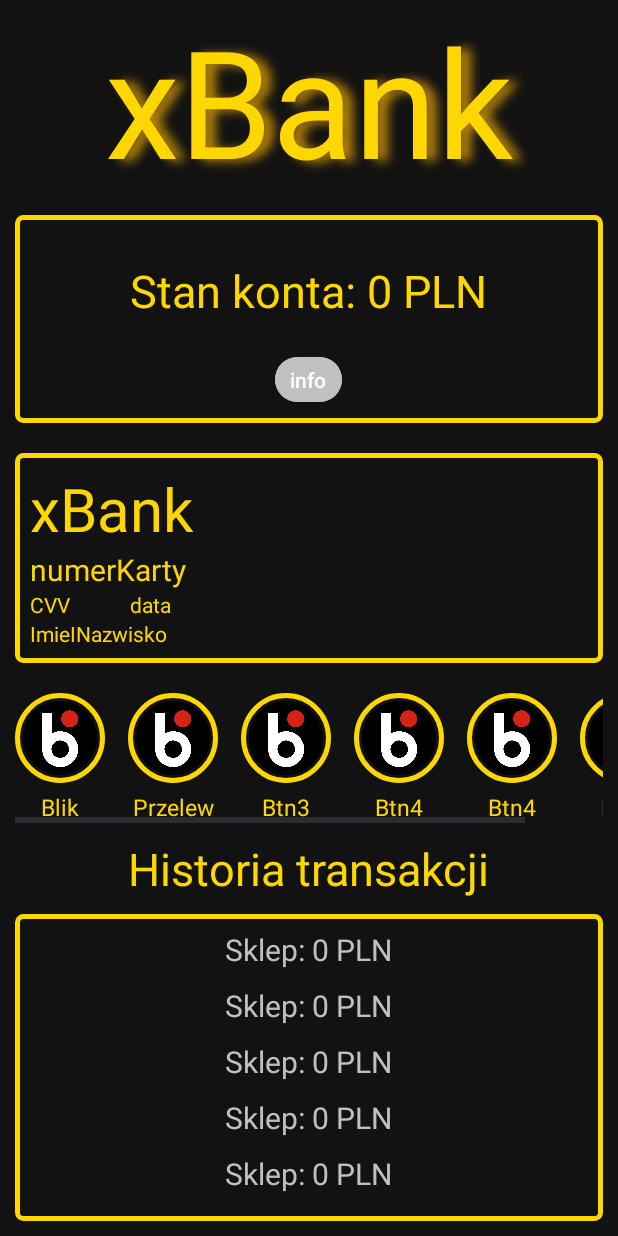
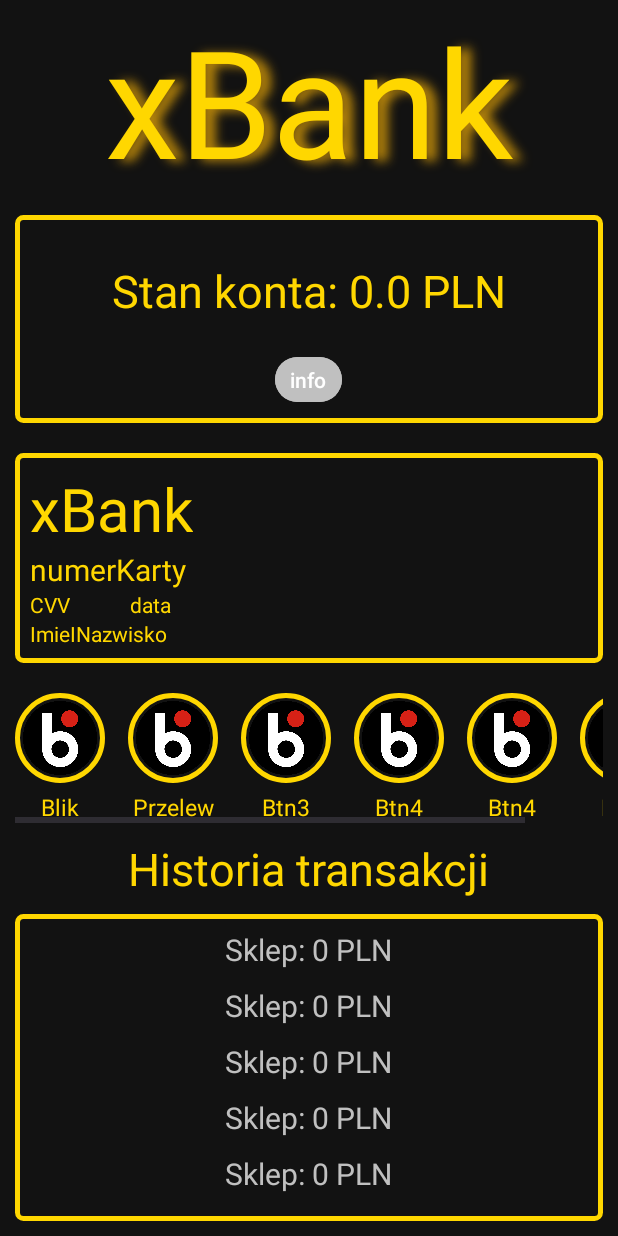
Before and after one commit to LeonSzot/xBank, an Android app: the MainActivity screen opened directly, with no data from a screen before it, on a phone screen of 412 x 824 dp. Run offline under Robolectric (Android 15) with nearby library versions, the phone set to English and light mode, and no system bars.

```diff
--- a/app/build.gradle
+++ b/app/build.gradle
@@ -34,6 +34,7 @@ dependencies {
     implementation libs.material
     implementation libs.activity
     implementation libs.constraintlayout
+    implementation libs.firebase.inappmessaging
     testImplementation libs.junit
     androidTestImplementation libs.ext.junit
     androidTestImplementation libs.espresso.core
--- a/app/src/main/java/com/example/xbank/AccountData.java
+++ b/app/src/main/java/com/example/xbank/AccountData.java
@@ -1,6 +1,4 @@
 package com.example.xbank;
-
-import java.util.Date;
 
 public class AccountData {
     private double balance;
--- a/app/src/main/java/com/example/xbank/MainActivity.java
+++ b/app/src/main/java/com/example/xbank/MainActivity.java
@@ -5,6 +5,7 @@ import android.content.Intent;
 import android.os.AsyncTask;
 import android.os.Bundle;
 import android.view.View;
+import android.widget.Button;
 import android.widget.ImageButton;
 import android.widget.TextView;
 import android.widget.Toast;
@@ -15,18 +16,23 @@ import androidx.core.view.ViewCompat;
 import androidx.core.graphics.Insets;
 import androidx.core.view.WindowInsetsCompat;
 
+
+import org.w3c.dom.Text;
+
 import java.io.BufferedReader;
 import java.io.InputStreamReader;
 import java.net.HttpURLConnection;
 import java.net.URL;
 
 public class MainActivity extends AppCompatActivity {
+    Button infoBtn;
     ImageButton blikBtn;
+    TextView balanceTxt;
     TextView cardNumber;
     TextView CVV;
     TextView date;
     TextView name;
-    @SuppressLint("MissingInflatedId")
+    @SuppressLint({"MissingInflatedId", "SetTextI18n"})
     @Override
     protected void onCreate(Bundle savedInstanceState) {
         super.onCreate(savedInstanceState);
@@ -38,12 +44,17 @@ public class MainActivity extends AppCompatActivity {
             v.setPadding(systemBars.left, systemBars.top, systemBars.right, systemBars.bottom);
             return insets;
         });
-
+        balanceTxt = findViewById(R.id.balanceTxt);
+        infoBtn = findViewById(R.id.infoBtn);
         blikBtn = findViewById(R.id.blikBtn);
         cardNumber = findViewById(R.id.cardNumber);
         CVV = findViewById(R.id.CVV);
         date = findViewById(R.id.date);
         name = findViewById(R.id.name);
+        double balance = getIntent().getDoubleExtra("balance", 0);
+        String accountNumber = getIntent().getStringExtra("accountNumber");
+        String accountType = getIntent().getStringExtra("accountType");
+        balanceTxt.setText(Double.toString(balance));
         blikBtn.setOnClickListener(new View.OnClickListener() {
             @Override
             public void onClick(View view) {
@@ -51,6 +62,13 @@ public class MainActivity extends AppCompatActivity {
                 new GetRequestTask(MainActivity.this).execute("http://10.0.2.2:8080/api/newblik/1");
             }
         });
+        infoBtn.setOnClickListener(new View.OnClickListener() {
+            @Override
+            public void onClick(View view){
+                Toast.makeText(MainActivity.this, accountNumber + "\n" + accountType, Toast.LENGTH_SHORT).show();
+            }
+        });
+
 
     }
 
--- a/app/src/main/res/layout/activity_main.xml
+++ b/app/src/main/res/layout/activity_main.xml
@@ -46,6 +46,7 @@
                 android:textSize="30sp" />
 
             <TextView
+                android:id="@+id/balanceTxt"
                 android:layout_width="wrap_content"
                 android:layout_height="wrap_content"
                 android:text="@string/accountBalance"
@@ -68,7 +69,8 @@
             android:minHeight="0dp"
             android:paddingHorizontal="10dp"
             android:paddingVertical="5dp"
-            android:text="@string/info" />
+            android:text="@string/info"
+            android:id="@+id/infoBtn"/>
 
     </LinearLayout>
 
--- a/gradle/libs.versions.toml
+++ b/gradle/libs.versions.toml
@@ -7,6 +7,7 @@ appcompat = "1.7.0"
 material = "1.12.0"
 activity = "1.9.2"
 constraintlayout = "2.1.4"
+firebaseInappmessaging = "21.0.2"
 
 [libraries]
 junit = { group = "junit", name = "junit", version.ref = "junit" }
@@ -16,6 +17,7 @@ appcompat = { group = "androidx.appcompat", name = "appcompat", version.ref = "a
 material = { group = "com.google.android.material", name = "material", version.ref = "material" }
 activity = { group = "androidx.activity", name = "activity", version.ref = "activity" }
 constraintlayout = { group = "androidx.constraintlayout", name = "constraintlayout", version.ref = "constraintlayout" }
+firebase-inappmessaging = { group = "com.google.firebase", name = "firebase-inappmessaging", version.ref = "firebaseInappmessaging" }
 
 [plugins]
 android-application = { id = "com.android.application", version.ref = "agp" }
```
Also changed, not shown: app/src/main/java/com/example/xbank/Card.java (deleted, +0 -39 lines), app/src/main/java/com/example/xbank/LoginActivity.java (+10 -13 lines).
